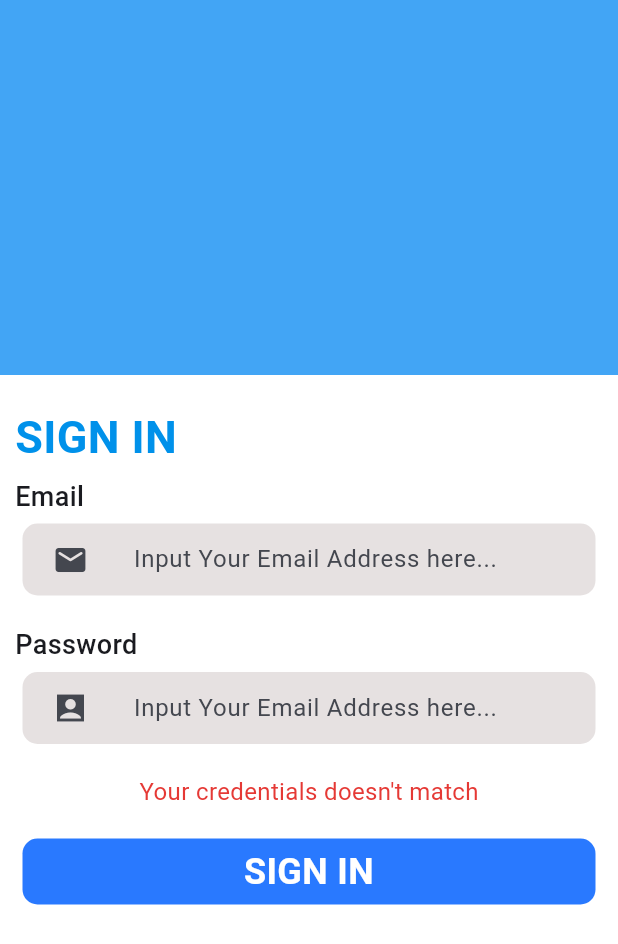
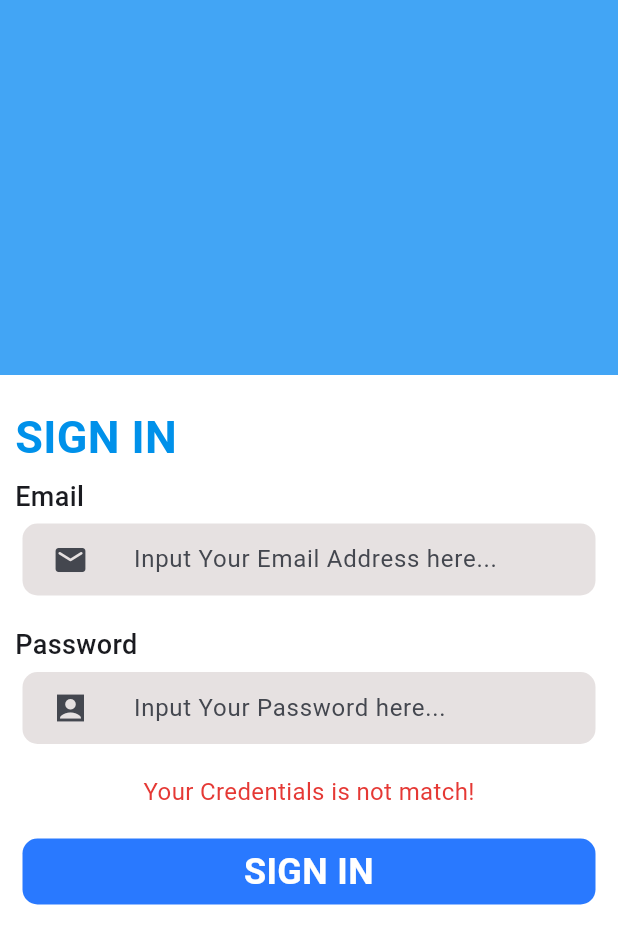
Before and after one commit to Wldnz/IT-Software-Solution-For-Bussines_Wildan-Izhar-Al-Haqq_XI-RPL, a Flutter app: the screen it shows after launch, after a tap on "SIGN IN", on a phone screen of 412 x 824 dp. Shown: the top 944 px of the screen. Run offline on Flutter 3.47's test engine with Material 3 defaults, Android fonts, the phone set to English and light mode, and no system bars; our stand-ins replace flutter_dotenv, flutter_secure_storage, image_picker; missing offline and left inert: cloudinary, dart:ffi, mysql_client; network calls fail.

Commit message:
ini bukan buat lomba ya- cuman terusin aja sampe kelar hehe

```diff
--- a/lib/_Utils/account.dart
+++ b/lib/_Utils/account.dart
@@ -1,61 +1,73 @@
+import 'package:my_app/_Utils/history.dart';
 import 'package:my_app/_config/db.dart';
 import 'package:crypto/crypto.dart';
 import 'dart:convert'; // for utf8 encoding
 import 'package:flutter_secure_storage/flutter_secure_storage.dart';
 
 class Account {
-  final Map<String,dynamic> account = {};
+  final Map<String, dynamic> account = {};
 
   static bool isLogin = false;
 
   static var storage = FlutterSecureStorage();
 
   static Future<Map<String, String>> getAccount() async {
-  final keys = ['id', 'name', 'fullname', 'email', 'phone', 'status'];
-  Map<String, String> accountData = {};
+    var expectedFields = [
+      "id",
+      "name",
+      "fullname",
+      "email",
+      "password",
+      "phone",
+      "role",
+    ];
+    try {
+      final connection = await DBConnection.connect();
+      var id = await storage.read(key: 'id');
+      var result = await connection.execute(
+        "SELECT * FROM users where id='$id'",
+      );
 
-  for (String key in keys) {
-    final value = await storage.read(key: key);
-    if (value != null) {
-      accountData[key] = value;
+      Map<String, String> account = {};
+
+      if (result.rows.isNotEmpty) {
+        var resultAssoc = result.rows.first.assoc();
+        for (var field in expectedFields) {
+          account[field] = resultAssoc[field] as String;
+        }
+      }
+      await connection.close(); // tutup koneksi
+      return account;
+    } catch (error) {
+      print('Error fetching account: $error');
+      return {}; // return empty kalau error
     }
   }
-  return accountData;
-}
-
 
   static Future<bool> login(String email, String password) async {
     try {
       final connection = await DBConnection.connect();
       var sha256Pass = sha256.convert(utf8.encode(password));
-      var result = await connection.execute("SELECT * FROM users where email='$email' AND password='$sha256Pass'");
+      var result = await connection.execute(
+        "SELECT * FROM users where email='$email' AND password='$sha256Pass'",
+      );
 
-      if(result.rows.isNotEmpty){
-        for(var row in result.rows){
-          var account = row.assoc();
-          // account.add(row.assoc());
-          storage.write(key: 'account', value: account.toString());
-          storage.write(key: 'id', value: account['id']);
-          storage.write(key: 'name', value: account['name']);
-          storage.write(key: 'fullname', value: account['fullname']);
-          storage.write(key: 'email', value: account['email']);
-          storage.write(key: 'phone', value: account['phone']);
-          storage.write(key: 'status', value: account['status']);
-          await connection.close(); // tutup koneksi
-          return true;
-        }
+      if (result.rows.isNotEmpty) {
+        await storage.write(key: 'id', value: result.rows.first.assoc()['id']);
+        await connection.close(); // tutup koneksi
+        History.createHistory('Succesfully Login');
+        return true;
       }
       await connection.close(); // tutup koneksi
-      isLogin = false;
-      return true;
+      History.createHistory('user with email=$email failed login');
+      return false;
     } catch (error) {
-      print('Error fetching products: $error');
+      print('Error fetching account: $error');
       return false; // return empty kalau error
     }
-
   }
 
-   static Future<bool> updateProfile(Map<String,dynamic> account) async {
+  static Future<bool> updateProfile(Map<String, dynamic> account) async {
     try {
       final connection = await DBConnection.connect();
 
@@ -65,21 +77,21 @@ class Account {
       var phone = account['phone'];
       var id = account['id'];
 
-      var result = await connection.execute("UPDATE users set name='$name', fullname='$fullname',email='$email',phone='$phone' where id='$id'");
+      var result = await connection.execute(
+        "UPDATE users set name='$name', fullname='$fullname',email='$email',phone='$phone' where id=$id",
+      );
 
-
-      if(result.affectedRows > BigInt.zero){
-        await connection.close(); // tutup koneksi
+      if (result.affectedRows > BigInt.zero) {
+        await connection.close();
+        History.createHistory('Successfully Update Profile  $name');
         return true;
       }
       await connection.close(); // tutup koneksi
       return false;
     } catch (error) {
       print('Error fetching products: $error');
+      History.createHistory('Failed When Want To Update Profile');
       return false; // return empty kalau error
     }
-
   }
-
-
 }
--- a/lib/_Utils/history.dart
+++ b/lib/_Utils/history.dart
@@ -1,18 +1,18 @@
-
 import 'package:my_app/_Utils/account.dart';
 import 'package:my_app/_config/db.dart';
 
 class History {
   static Future<bool> createHistory(String action) async {
     try {
-
       var account = await Account.getAccount();
       var id = account['id'];
       var connection = await DBConnection.connect();
       var unixTimeStamp = DateTime.now().millisecondsSinceEpoch;
-      var result =  await  connection.execute("INSERT INTO history VALUES(NULL,'$id','$unixTimeStamp')");
+      var result = await connection.execute(
+        "INSERT INTO history VALUES(NULL,'$id','$action','$unixTimeStamp')",
+      );
 
-      if(result.affectedRows > BigInt.one){
+      if (result.affectedRows > BigInt.one) {
         connection.close();
         return true;
       }
@@ -22,18 +22,17 @@ class History {
       print('Error fetching products: $error');
       return false; // return empty kalau error
     }
+  }
 
-  }
-  static Future<List<Map<String,dynamic>>> getHistorys() async {
+  static Future<List<Map<String, dynamic>>> getHistorys() async {
     try {
       var connection = await DBConnection.connect();
-      var unixTimeStamp = DateTime.now().millisecondsSinceEpoch;
-      var result =  await  connection.execute("SELECT* FROM history");
+      var result = await connection.execute("SELECT* FROM history");
 
-      List<Map<String,dynamic>> historys = [];
+      List<Map<String, dynamic>> historys = [];
 
-      if(result.rows.isNotEmpty){
-        for(var row in result.rows){
+      if (result.rows.isNotEmpty) {
+        for (var row in result.rows) {
           historys.add(row.assoc());
         }
       }
@@ -44,6 +43,5 @@ class History {
       print('Error fetching products: $error');
       return []; // return empty kalau error
     }
-
   }
 }
--- a/lib/_config/db.dart
+++ b/lib/_config/db.dart
@@ -8,7 +8,7 @@ class DBConnection {
       userName: Environment.username,
       password: Environment.password,
       databaseName: Environment.database,
-      port: int.parse(Environment.port),
+      port: 22924,
     );
     await conn.connect();
     return conn;
--- a/lib/main.dart
+++ b/lib/main.dart
@@ -1,8 +1,12 @@
 import 'package:flutter/material.dart';
+import 'package:flutter_dotenv/flutter_dotenv.dart';
 import 'package:my_app/pages/dashboard.dart';
 import 'package:my_app/pages/login.dart';
 
-void main() => runApp(MyApp());
+Future main() async {
+  await dotenv.load(fileName: 'env/development.env');
+  runApp(MyApp());
+}
 
 class MyApp extends StatelessWidget {
   const MyApp({super.key});
--- a/lib/pages/login.dart
+++ b/lib/pages/login.dart
@@ -12,8 +12,7 @@ class LoginPage extends StatefulWidget {
 class _Login extends State<LoginPage> {
   // final account = Account();
 
-  var loginData = Map<String, String>();
-
+  Map<String, String> loginData = {"email": "", "password": ""};
 
   @override
   void initState() {
@@ -22,10 +21,16 @@ class _Login extends State<LoginPage> {
     super.initState();
   }
 
-  Future<void>_isLogin() async{
+  bool _isMatch = false;
+  String _messageLogin = "";
+
+  Future<void> _isLogin() async {
     var getAccount = await Account.getAccount();
-    if(getAccount.isNotEmpty){
-      Navigator.push(context, MaterialPageRoute(builder: (context) => Dashboard()));
+    if (getAccount.isNotEmpty) {
+      Navigator.push(
+        context,
+        MaterialPageRoute(builder: (context) => Dashboard()),
+      );
     }
   }
 
@@ -68,7 +73,10 @@ class _Login extends State<LoginPage> {
                       width: MediaQuery.of(context).size.width - 20,
                       child: Text(
                         'Email',
-                            style: TextStyle(fontSize: 18.0, fontWeight: FontWeight.w500),
+                        style: TextStyle(
+                          fontSize: 18.0,
+                          fontWeight: FontWeight.w500,
+                        ),
                       ),
                     ),
                     Container(
@@ -82,7 +90,9 @@ class _Login extends State<LoginPage> {
                         inputFormatters: [],
                         decoration: InputDecoration(
                           icon: Icon(Icons.email_rounded),
-                              border: OutlineInputBorder(borderSide: BorderSide.none),
+                          border: OutlineInputBorder(
+                            borderSide: BorderSide.none,
+                          ),
                           contentPadding: EdgeInsets.only(
                             top: 8.0,
                             left: 10.0,
@@ -109,7 +119,10 @@ class _Login extends State<LoginPage> {
                       width: MediaQuery.of(context).size.width - 20,
                       child: Text(
                         'Password',
-                            style: TextStyle(fontSize: 18.0, fontWeight: FontWeight.w500),
+                        style: TextStyle(
+                          fontSize: 18.0,
+                          fontWeight: FontWeight.w500,
+                        ),
                       ),
                     ),
                     Container(
@@ -123,7 +136,9 @@ class _Login extends State<LoginPage> {
                         obscureText: true,
                         decoration: InputDecoration(
                           icon: Icon(Icons.account_box_sharp),
-                              border: OutlineInputBorder(borderSide: BorderSide.none),
+                          border: OutlineInputBorder(
+                            borderSide: BorderSide.none,
+                          ),
                           contentPadding: EdgeInsets.only(
                             top: 8.0,
                             left: 10.0,
@@ -136,21 +151,27 @@ class _Login extends State<LoginPage> {
                               width: 2.0,
                             ),
                           ),
-                              hintText: "Input Your Email Address here...",
+                          hintText: "Input Your Password here...",
                           hintStyle: TextStyle(
                             fontSize: 16,
                             fontWeight: FontWeight.w400,
                           ),
                         ),
-                            onChanged: (String value) => loginData['password'] = value,
+                        onChanged:
+                            (String value) => loginData['password'] = value,
                       ),
                     ),
                   ],
                 ),
                 Text(
-                  "Your credentials doesn't match",
-
-                  style: TextStyle(fontSize: 16.0, color: Colors.red.shade600),
+                  _messageLogin,
+                  style: TextStyle(
+                    fontSize: 16.0,
+                    color:
+                        _isMatch
+                            ? Colors.blueAccent.shade400
+                            : Colors.red.shade600,
+                  ),
                 ),
                 InkWell(
                   child: Container(
@@ -171,8 +192,18 @@ class _Login extends State<LoginPage> {
                     ),
                   ),
                   onTap: () async {
-                    if (await Account.login(loginData['email'].toString(), loginData['password'].toString())){
-                      print('passed');
+                    bool isPassed = await Account.login(
+                      loginData['email'] as String,
+                      loginData['password'] as String,
+                    );
+                    setState(() {
+                      _isMatch = isPassed;
+                      _messageLogin =
+                          isPassed
+                              ? "Your Credentials is match!"
+                              : "Your Credentials is not match!";
+                    });
+                    if (isPassed) {
                       Navigator.push(
                         context,
                         MaterialPageRoute(builder: (context) => Dashboard()),
--- a/pubspec.yaml
+++ b/pubspec.yaml
@@ -42,6 +42,7 @@ dependencies:
   cloudinary: ^1.2.0
   crypto: ^3.0.1
   flutter_secure_storage: ^9.2.4
+  flutter_dotenv: ^5.2.1
 
 dev_dependencies:
   flutter_test:
@@ -67,6 +68,7 @@ flutter:
 
   # To add assets to your application, add an assets section, like this:
   assets:
+      - env/development.env
       - assets/images/
   #   - images/a_dot_burr.jpeg
   #   - images/a_dot_ham.jpeg
```
Also changed, not shown: lib/_Utils/products.dart (+41 -26 lines), lib/pages/all_logs.dart (+59 -13 lines), lib/pages/personal_account.dart (+43 -16 lines), 1 other file. Lines whose indentation alone changed are shown as unchanged.
